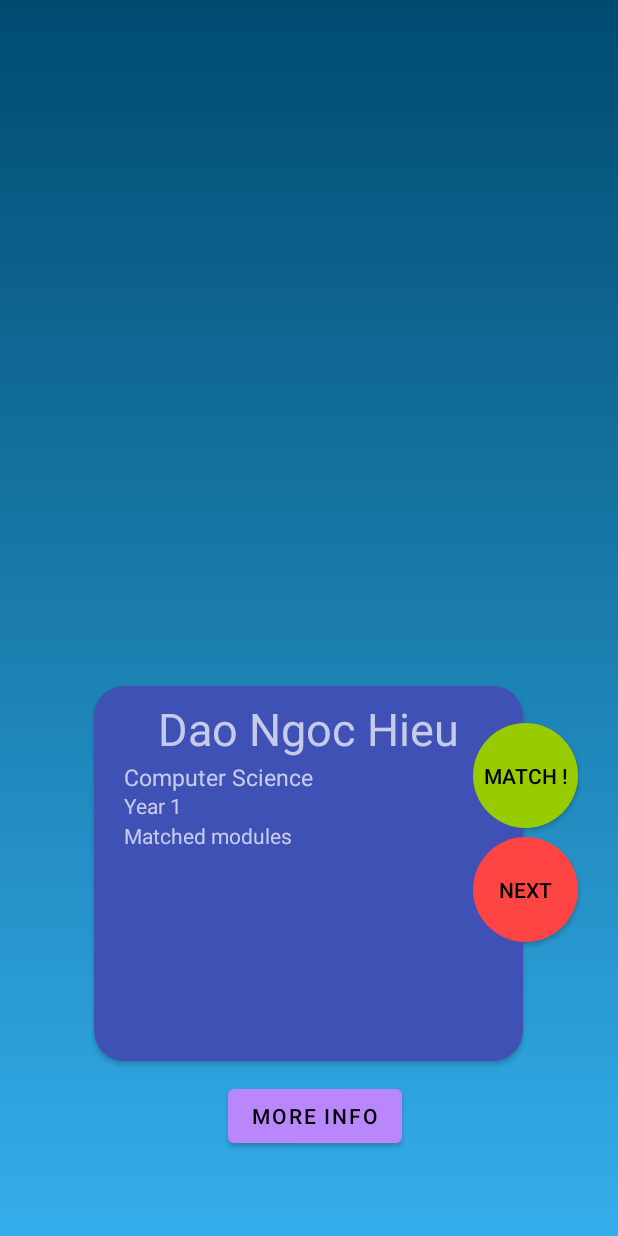
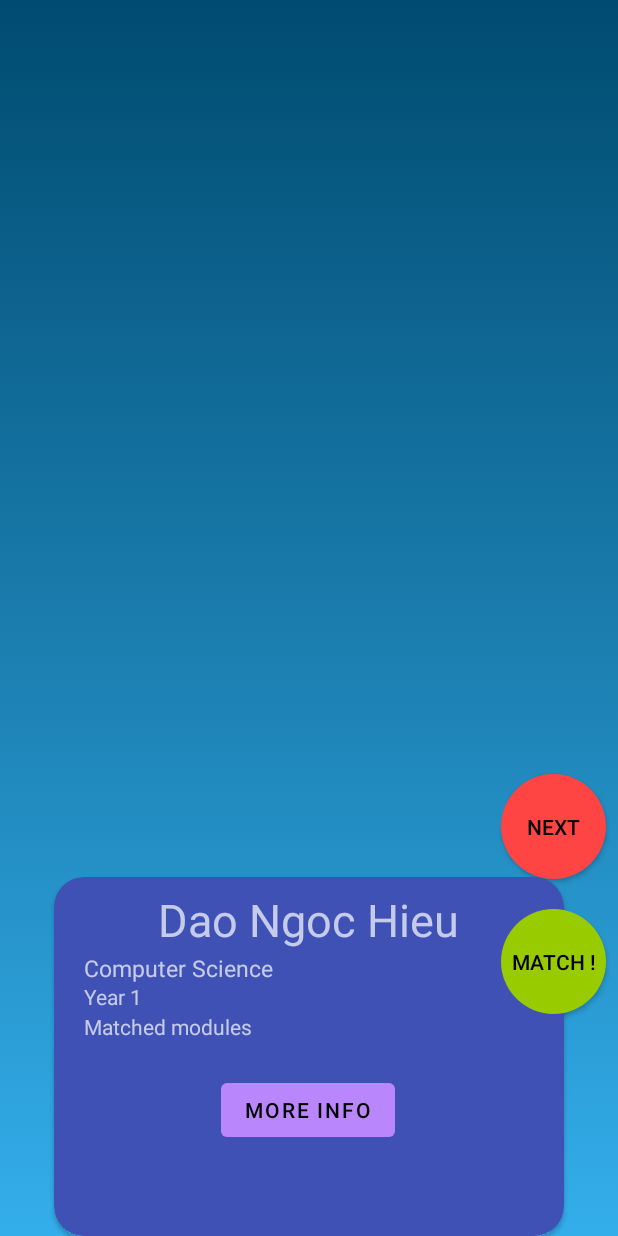
Before and after one commit to AdithyaNarayan/nusocial-app, an Android app: the layout fragment_buddymatch.xml on its own in the app's theme, with its tools: preview values and no code run, on a phone screen of 412 x 824 dp. Run offline under Robolectric (Android 15) with nearby library versions, the phone set to English and light mode, and no system bars.

Commit message:
buddymatch backend updated

```diff
--- a/app/build.gradle
+++ b/app/build.gradle
@@ -86,5 +86,6 @@ dependencies {
     // Google Maps API
     implementation "com.google.maps.android:android-maps-utils:1.3.3"
     implementation "com.google.android.gms:play-services-location:17.0.0"
+    implementation "com.google.android.gms:play-services-maps:17.0.0"
 
 }
--- a/app/src/main/java/com/teamnusocial/nusocial/data/model/Module.kt
+++ b/app/src/main/java/com/teamnusocial/nusocial/data/model/Module.kt
@@ -3,7 +3,7 @@ package com.teamnusocial.nusocial.data.model
 import java.time.LocalTime
 
 data class Module(
-    private val moduleCode: String,
-    private val moduleName: String,
-    private val classes: List<Classes>
+    val moduleCode: String,
+    val moduleName: String,
+    val classes: List<Classes>
 )
--- a/app/src/main/res/layout/activity_buddy_profile.xml
+++ b/app/src/main/res/layout/activity_buddy_profile.xml
@@ -41,9 +41,7 @@
             android:layout_marginLeft="20dp"
             android:layout_marginTop="100dp"
             android:layout_marginBottom="8dp"
-            android:scrollbars="vertical"
-            android:text="For starters, lorem ipsum isn’t just some wacky text-thingy with no meaning whatsoever. These words have been derived from the Latin phrase ‘dolorem ipsum’ which translates to ‘pain itself’. Lorem Ipsum is a placeholder text used to illustrate graphic features by publishers and graphic designers.  It is a pseudo-Latin text used instead of English in web design, typography, layout and printing to emphasize elements of design over content. It is also called the text (or filler) of the placeholder. It’s a handy tool for mock-ups. This helps define a text or presentation’s visual elements, such as typography, font, or format.  The classical author and philosopher Cicero’s Lorem ipsum is mostly part of a Latin text. We changed the words and letters by adding or removing them, so it deliberately makes the content nonsensical; it is no longer genuine, correct, or understandable Latin.  While the lorem ipsum is still similar to classical Latin, it has no sense whatsoever in fact. Since the text of Cicero does not include the letters K, W, or Z, foreign to Latin, these and others are frequently randomly inserted to imitate the typographic appearance of European languages, just as digraphs are not present in the original." />
-
+            android:scrollbars="vertical"/>
         <TextView
             android:id="@+id/about_more_info"
             android:layout_width="wrap_content"
--- a/app/src/main/res/layout/fragment_buddymatch.xml
+++ b/app/src/main/res/layout/fragment_buddymatch.xml
@@ -15,19 +15,17 @@
         android:layout_height="match_parent"
         tools:layout_editor_absoluteX="140dp"
         tools:layout_editor_absoluteY="0dp" />
-
     <androidx.cardview.widget.CardView
         android:id="@+id/cardView"
-        android:layout_width="286dp"
-        android:layout_height="250dp"
+        android:layout_width="340dp"
+        android:layout_height="239dp"
         android:backgroundTint="#3F51B5"
         app:cardCornerRadius="20dp"
-        app:layout_constraintBottom_toBottomOf="@+id/match_swipe"
+        app:layout_constraintBottom_toBottomOf="parent"
         app:layout_constraintEnd_toEndOf="parent"
         app:layout_constraintHorizontal_bias="0.496"
         app:layout_constraintStart_toStartOf="parent"
-        app:layout_constraintTop_toTopOf="@+id/match_swipe"
-        app:layout_constraintVertical_bias="0.797">
+        app:layout_constraintVertical_bias="0.16">
 
         <TextView
             android:id="@+id/textView6"
@@ -39,12 +37,14 @@
 
         <androidx.cardview.widget.CardView
             android:id="@+id/matched_modules_buddymatch"
-            android:layout_width="239dp"
-            android:layout_height="105dp"
+            android:layout_width="258dp"
+            android:layout_height="109dp"
             android:layout_marginLeft="20dp"
             android:layout_marginTop="115dp"
             android:backgroundTint="#3F51B5"
-            app:cardElevation="0.0dp"></androidx.cardview.widget.CardView>
+            app:cardElevation="0.0dp">
+
+        </androidx.cardview.widget.CardView>
 
         <TextView
             android:id="@+id/curr_year_buddymatch"
@@ -79,36 +79,37 @@
         android:layout_width="wrap_content"
         android:layout_height="wrap_content"
         android:layout_gravity="center|bottom"
-        android:layout_marginStart="152dp"
-        android:layout_marginBottom="56dp"
+        android:layout_marginBottom="60dp"
         android:text="More info"
         app:layout_constraintBottom_toBottomOf="parent"
+        app:layout_constraintEnd_toEndOf="parent"
+        app:layout_constraintHorizontal_bias="0.498"
         app:layout_constraintStart_toStartOf="parent" />
 
     <androidx.appcompat.widget.AppCompatButton
         android:id="@+id/match_button"
         android:layout_width="70dp"
         android:layout_height="70dp"
-        android:layout_marginBottom="272dp"
+        android:layout_marginBottom="148dp"
         android:background="@drawable/circle_positive"
         android:text="Match !"
-        android:textColor="@color/black"
+        android:layout_marginRight="8dp"  android:textColor="@color/black"
         app:layout_constraintBottom_toBottomOf="parent"
-        app:layout_constraintEnd_toEndOf="@+id/match_swipe"
-        app:layout_constraintHorizontal_bias="0.923"
+        app:layout_constraintEnd_toEndOf="parent"
+        app:layout_constraintHorizontal_bias="1.0"
         app:layout_constraintStart_toStartOf="parent" />
 
     <androidx.appcompat.widget.AppCompatButton
         android:id="@+id/next_match_button"
         android:layout_width="70dp"
         android:layout_height="70dp"
-        android:layout_marginBottom="196dp"
-        android:background="@drawable/circle_negative"
+        android:layout_marginRight="8dp"
+        android:layout_marginBottom="20dp"        android:background="@drawable/circle_negative"
+
         android:text="Next"
         android:textColor="@color/black"
-        app:layout_constraintBottom_toBottomOf="parent"
-        app:layout_constraintEnd_toEndOf="@+id/match_swipe"
-        app:layout_constraintHorizontal_bias="0.923"
+        app:layout_constraintBottom_toTopOf="@+id/match_button"
+        app:layout_constraintEnd_toEndOf="parent"
+        app:layout_constraintHorizontal_bias="1.0"
         app:layout_constraintStart_toStartOf="parent" />
-
 </androidx.constraintlayout.widget.ConstraintLayout>
```
Also changed, not shown: app/src/main/java/com/teamnusocial/nusocial/data/model/LocationLatLng.kt (added, +9 -0 lines), app/src/main/java/com/teamnusocial/nusocial/data/model/User.kt (+18 -4 lines), app/src/main/java/com/teamnusocial/nusocial/data/repository/UserRepository.kt (added, +25 -0 lines), app/src/main/java/com/teamnusocial/nusocial/ui/buddymatch/Adapter.kt (+7 -0 lines), app/src/main/java/com/teamnusocial/nusocial/ui/buddymatch/BuddyMatchFragment.kt (+83 -13 lines), app/src/main/java/com/teamnusocial/nusocial/ui/buddymatch/BuddyMatchViewModel.kt (+17 -1 lines), app/src/main/java/com/teamnusocial/nusocial/ui/buddymatch/BuddyProfileActivity.kt (+12 -9 lines), app/src/main/java/com/teamnusocial/nusocial/ui/buddymatch/MatchingUsers.kt (added, +13 -0 lines), app/src/main/java/com/teamnusocial/nusocial/ui/buddymatch/UserComparator.kt (added, +43 -0 lines), app/src/main/java/com/teamnusocial/nusocial/utils/FirestoreUtils.kt (+11 -1 lines), app/src/main/res/layout/buddymatch_img.xml (+10 -8 lines).
